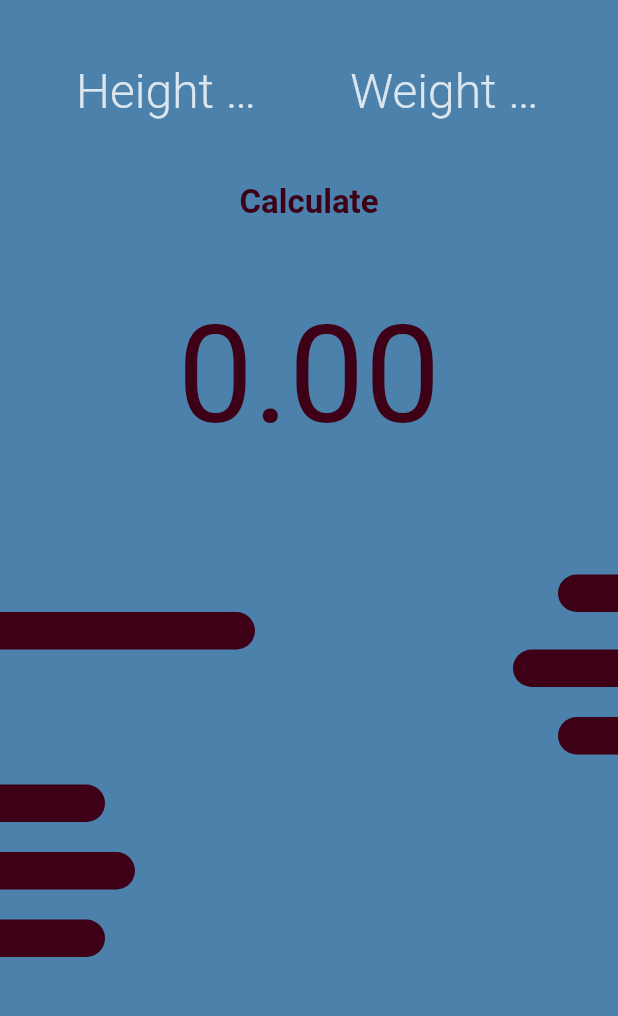
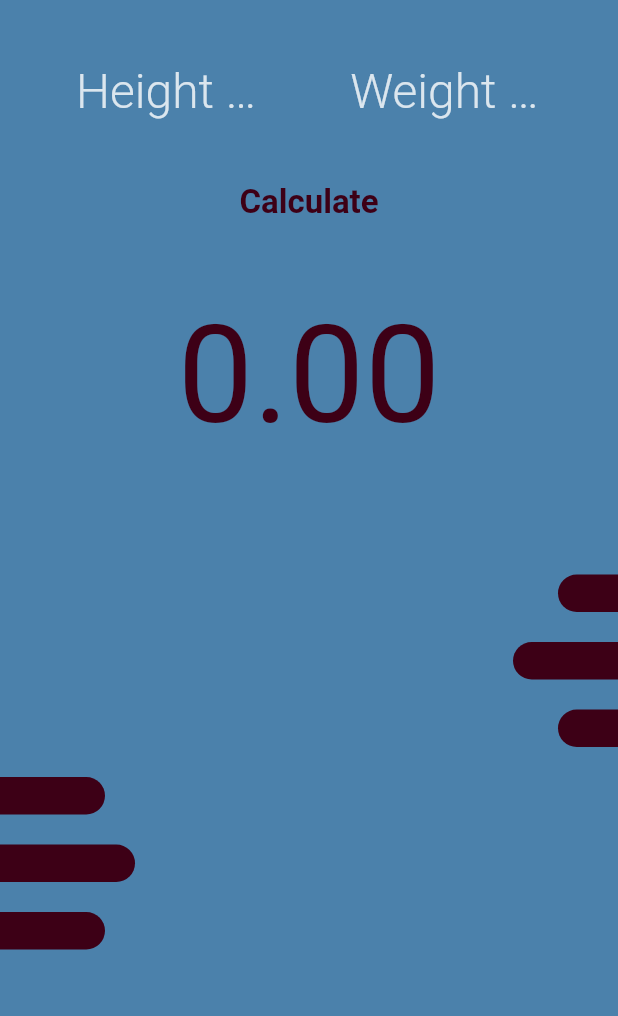
Before and after one commit to radwanromy/Multiple-Dart-Projects--Practice-Projects, a Flutter app: the screen it shows after launch, on a phone screen of 412 x 824 dp, the part 84-1100 px from its top. Run offline on Flutter 3.47's test engine with Material 2 defaults, Android fonts, the phone set to English and light mode, and no system bars; our stand-ins replace hexcolor.

Commit message:
Commit BMI 1_04

```diff
--- a/bmi/lib/Screens/home.dart
+++ b/bmi/lib/Screens/home.dart
@@ -136,11 +136,7 @@ class _HomeScreenState extends State<HomeScreen> {
                 barWidth: 40,
               ),
               SizedBox(
-                height: 0,
-              ),
-              RightBar(barWidth: 170),
-              SizedBox(
-                height: 00,
+                height: 020,
               ),
               LeftBar(barWidth: 70),
               SizedBox(
```
